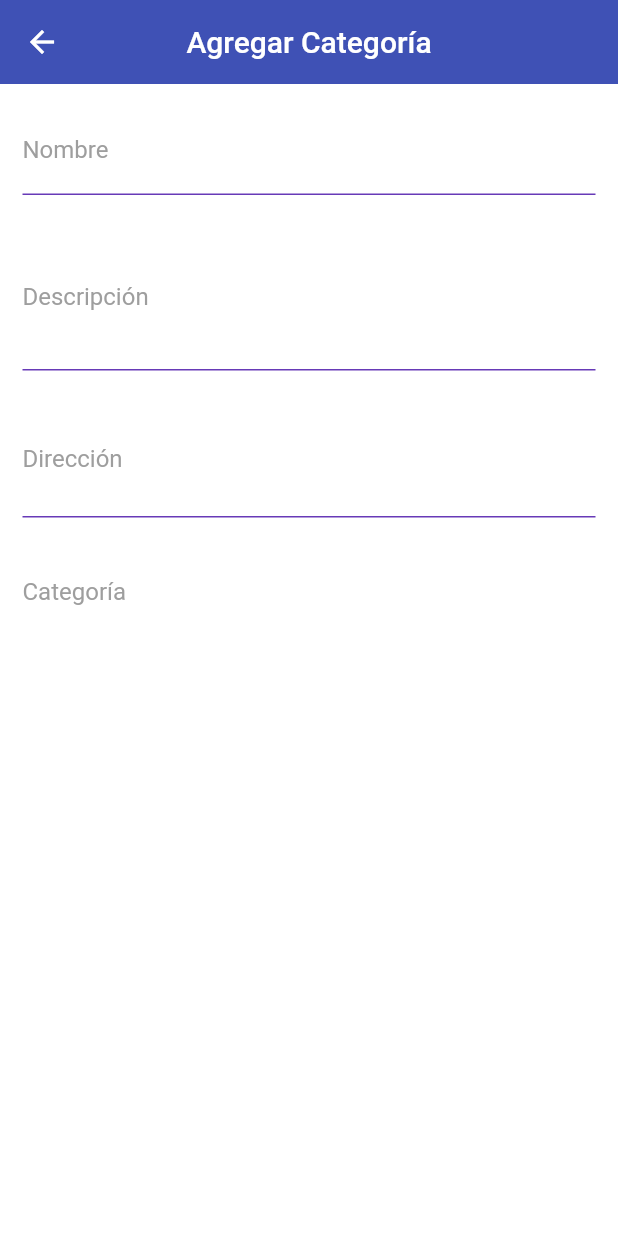
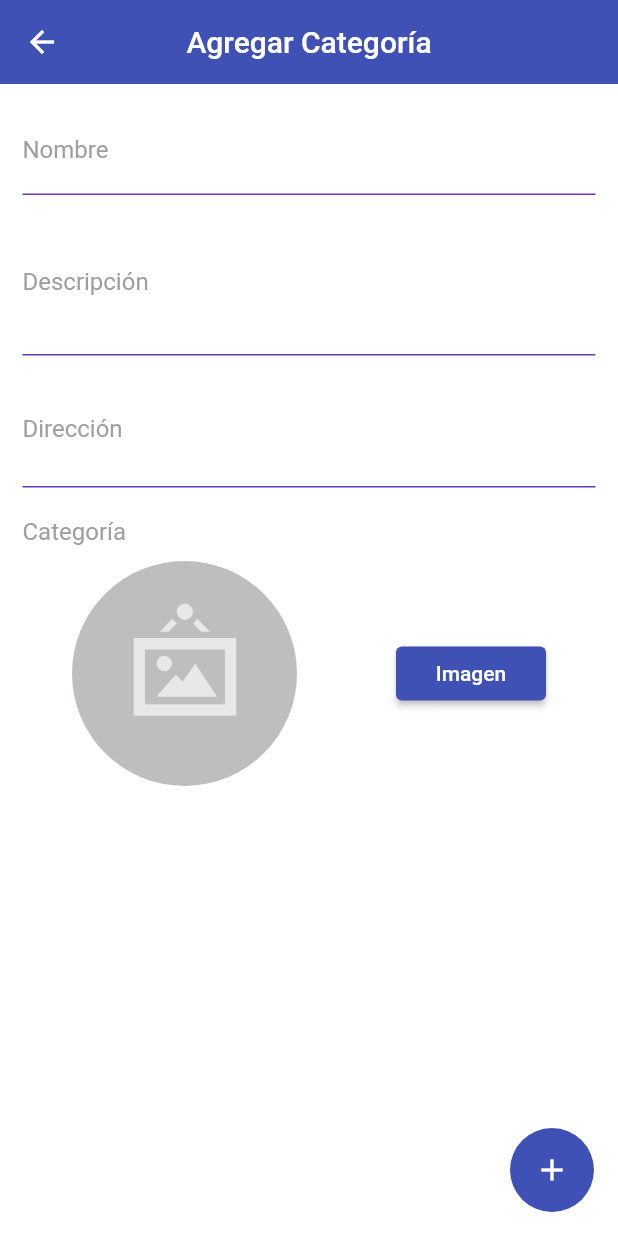
Before and after one commit to RobertoQuintero/lawebdepoza_flutter, a Flutter app: the HomeScreen screen opened by its route, after a tap on the "add" icon, on a phone screen of 412 x 824 dp. Run offline on Flutter 3.47's test engine with Material 2 defaults, Android fonts, the phone set to English and light mode, and no system bars; our stand-ins replace flutter_secure_storage, image_picker; accounts and stored records are empty; network calls fail.

Commit message:
Inicia peticion POST, incluye url de imagen desde cloudinary, falta agregar geolocator

```diff
--- a/lib/models/place.dart
+++ b/lib/models/place.dart
@@ -10,16 +10,16 @@ class Place {
   Place({
     required this.name,
     required this.description,
+    this.img,
     required this.address,
-    this.coordinates,
-    this.img,
-    this.facebook,
-    this.web,
+    required this.coordinates,
+    this.facebook = '',
+    this.web = '',
     this.createdAt,
     this.updatedAt,
-    this.rating,
-    this.totalRating,
-    this.quantityVoting,
+    this.rating = 0.01,
+    this.totalRating = 0.01,
+    this.quantityVoting = 0,
     this.category,
     this.user,
     this.id,
@@ -27,15 +27,15 @@ class Place {
 
   String name;
   String description;
+  String? img;
   String address;
-  Coordinates? coordinates;
-  String? img;
-  String? facebook;
-  String? web;
+  Coordinates coordinates;
+  String facebook;
+  String web;
   DateTime? createdAt;
   DateTime? updatedAt;
-  int? rating;
-  int? totalRating;
+  double? rating;
+  double? totalRating;
   int? quantityVoting;
   Category? category;
   String? user;
@@ -48,15 +48,15 @@ class Place {
   factory Place.fromMap(Map<String, dynamic> json) => Place(
         name: json["name"],
         description: json["description"],
+        img: json["img"],
         address: json["address"],
         coordinates: Coordinates.fromMap(json["coordinates"]),
-        img: json['img'],
         facebook: json["facebook"],
         web: json["web"],
         createdAt: DateTime.parse(json["created_at"]),
         updatedAt: DateTime.parse(json["updated_at"]),
-        rating: json["rating"],
-        totalRating: json["totalRating"],
+        rating: json["rating"].toDouble(),
+        totalRating: json["totalRating"].toDouble(),
         quantityVoting: json["quantityVoting"],
         category: Category.fromMap(json["category"]),
         user: json["user"],
@@ -66,27 +66,23 @@ class Place {
   Map<String, dynamic> toMap() => {
         "name": name,
         "description": description,
+        "img": img,
         "address": address,
-        "coordinates": coordinates!.toMap(),
-        'img': img,
+        "coordinates": coordinates.toMap(),
         "facebook": facebook,
         "web": web,
-        "created_at": createdAt!.toIso8601String(),
         "updated_at": updatedAt!.toIso8601String(),
         "rating": rating,
         "totalRating": totalRating,
         "quantityVoting": quantityVoting,
-        "category": category!.toMap()['id'],
-        "user": user,
-        "_id": id,
+        "category": category!.toMap(),
       };
-
   Place copy() => Place(
         name: this.name,
         description: this.description,
+        img: this.img,
         address: this.address,
         coordinates: this.coordinates,
-        img: this.img,
         facebook: this.facebook,
         web: this.web,
         createdAt: this.createdAt,
@@ -115,8 +111,8 @@ class Coordinates {
   String toJson() => json.encode(toMap());
 
   factory Coordinates.fromMap(Map<String, dynamic> json) => Coordinates(
-        lat: json["lat"],
-        lng: json["lng"],
+        lat: json["lat"].toDouble(),
+        lng: json["lng"].toDouble(),
       );
 
   Map<String, dynamic> toMap() => {
--- a/lib/screens/add_place_screen.dart
+++ b/lib/screens/add_place_screen.dart
@@ -1,12 +1,16 @@
 import 'package:flutter/material.dart';
+import 'dart:io';
+import 'package:image_picker/image_picker.dart';
 import 'package:lawebdepoza_mobile/models/category.dart';
 import 'package:lawebdepoza_mobile/services/services.dart';
 import 'package:lawebdepoza_mobile/ui/input_decorations.dart';
+import 'package:lawebdepoza_mobile/widgets/widgets.dart';
 import 'package:provider/provider.dart';
 
 class AddPlaceScreen extends StatelessWidget {
   @override
   Widget build(BuildContext context) {
+    final double sizedboxHeight = 10;
     final placesService = Provider.of<PlacesService>(context);
     final categoryService = Provider.of<CategoryService>(context);
     final place = placesService.selectedPlace;
@@ -14,10 +18,35 @@ class AddPlaceScreen extends StatelessWidget {
         appBar: AppBar(
           title: Text('Agregar Categoría'),
         ),
+        floatingActionButton: FloatingActionButton(
+          child: placesService.isSaving
+              ? CircularProgressIndicator(
+                  color: Colors.white,
+                )
+              : Icon(Icons.add),
+          onPressed: placesService.isSaving
+              ? null
+              : () async {
+                  if (!placesService.isValidForm()) return;
+                  if (placesService.newPictureFile == null ||
+                      placesService.selectedPlace.category == null) {
+                    NotificationsService.showSnackbar(
+                        'Faltan campos por cubrir');
+                    return;
+                  }
+                  final String? imageUrl = await placesService.uploadImage();
+                  if (imageUrl != null)
+                    placesService.selectedPlace.img = imageUrl;
+                  print(imageUrl);
+                  await placesService.postPlace();
+                  Navigator.pop(context);
+                },
+        ),
         body: SingleChildScrollView(
           physics: BouncingScrollPhysics(),
           padding: EdgeInsets.only(left: 15, top: 15, right: 15),
           child: Form(
+            key: placesService.formKey,
             autovalidateMode: AutovalidateMode.onUserInteraction,
             child: Column(
               children: [
@@ -34,7 +63,7 @@ class AddPlaceScreen extends StatelessWidget {
                   },
                 ),
                 SizedBox(
-                  height: 20,
+                  height: sizedboxHeight,
                 ),
                 TextFormField(
                   initialValue: place.description,
@@ -52,7 +81,7 @@ class AddPlaceScreen extends StatelessWidget {
                   },
                 ),
                 SizedBox(
-                  height: 20,
+                  height: sizedboxHeight,
                 ),
                 TextFormField(
                   initialValue: place.address,
@@ -61,7 +90,7 @@ class AddPlaceScreen extends StatelessWidget {
                   decoration: InputDecorations.authInputDecoration(
                       hintText: 'Calle 20 Nov, col. Cazones...',
                       labelText: 'Dirección'),
-                  onChanged: (value) => place.description = value,
+                  onChanged: (value) => place.address = value,
                   validator: (value) {
                     return value != null && value.length > 2
                         ? null
@@ -69,7 +98,7 @@ class AddPlaceScreen extends StatelessWidget {
                   },
                 ),
                 SizedBox(
-                  height: 20,
+                  height: sizedboxHeight,
                 ),
                 if (categoryService.isLoading)
                   Container(
@@ -80,7 +109,7 @@ class AddPlaceScreen extends StatelessWidget {
                     ),
                   ),
                 SizedBox(
-                  height: 20,
+                  height: sizedboxHeight,
                 ),
                 Row(
                   children: [
@@ -93,11 +122,76 @@ class AddPlaceScreen extends StatelessWidget {
                     ),
                     CategoryDropdownButton(categoryService.categories),
                   ],
-                )
+                ),
+                SizedBox(
+                  height: sizedboxHeight,
+                ),
+                _PickImageRow(
+                  url: placesService.selectedPlace.img,
+                ),
               ],
             ),
           ),
         ));
+  }
+}
+
+class _PickImageRow extends StatelessWidget {
+  final String? url;
+
+  const _PickImageRow({this.url});
+  @override
+  Widget build(BuildContext context) {
+    final placesService = Provider.of<PlacesService>(context);
+    return Row(
+      mainAxisAlignment: MainAxisAlignment.spaceAround,
+      children: [
+        ClipRRect(
+          borderRadius: BorderRadius.all(Radius.circular(150)),
+          child: Container(
+            width: 150,
+            height: 150,
+            child: getImage(url),
+          ),
+        ),
+        AppButton(
+          title: 'Imagen',
+          onPressed: () async {
+            final ImagePicker _picker = ImagePicker();
+            final XFile? pickedFile = await _picker.pickImage(
+                source: ImageSource.camera, imageQuality: 100, maxWidth: 400);
+
+            if (pickedFile == null) {
+              print('No seleccionó nada');
+              return;
+            }
+            print('Tenemos imagen ${pickedFile.path}');
+            placesService.updateSelectedPlaceImage(pickedFile.path);
+          },
+          width: 100,
+        )
+      ],
+    );
+  }
+
+  Widget getImage(String? picture) {
+    return picture == null
+        ? Image(
+            image: AssetImage('assets/no-image.png'),
+            fit: BoxFit.cover,
+          )
+        : picture.startsWith('http')
+            ? FadeInImage(
+                image: NetworkImage(
+                  this.url!,
+                ),
+                placeholder: AssetImage('assets/jar-loading.gif'),
+                fit: BoxFit.cover,
+              )
+            : Image.file(
+                File(picture),
+                fit: BoxFit.cover,
+              );
   }
 }
 
@@ -110,14 +204,14 @@ class CategoryDropdownButton extends StatefulWidget {
 }
 
 class _CategoryDropdownButtonState extends State<CategoryDropdownButton> {
-  String dropdownValue = 'categorias';
-  int index = 0;
-
   @override
   Widget build(BuildContext context) {
+    final placesService = Provider.of<PlacesService>(context);
     if (widget.categories.isEmpty) return Container();
     return DropdownButton(
-      value: widget.categories[index].name,
+      value: placesService.selectedPlace.category != null
+          ? placesService.selectedPlace.category!.name
+          : null,
       items: widget.categories.map((value) {
         return DropdownMenuItem(
           value: value.name,
@@ -127,14 +221,8 @@ class _CategoryDropdownButtonState extends State<CategoryDropdownButton> {
       onChanged: (newValue) {
         final category =
             widget.categories.firstWhere((c) => c.name == newValue);
-        index = widget.categories.indexOf(category);
-        setState(() {
-          Provider.of<PlacesService>(context, listen: false)
-              .selectedPlace
-              .category = category;
-          dropdownValue = '$newValue';
-          // index = widget.categories.indexOf);
-        });
+        placesService.selectedPlace.category = category;
+        setState(() {});
       },
     );
   }
--- a/lib/screens/home_screen.dart
+++ b/lib/screens/home_screen.dart
@@ -41,11 +41,9 @@ class HomeScreen extends StatelessWidget {
               ))),
       floatingActionButton: FloatingActionButton(
         onPressed: () {
+          final coordinates = Coordinates(lat: 0, lng: 0);
           placesService.selectedPlace = new Place(
-            name: '',
-            description: '',
-            address: '',
-          );
+              name: '', description: '', address: '', coordinates: coordinates);
 
           Navigator.pushNamed(context, 'add-place');
         },
--- a/lib/screens/place_screen.dart
+++ b/lib/screens/place_screen.dart
@@ -67,7 +67,7 @@ class PlaceScreen extends StatelessWidget {
                     children: [
                       if (place.facebook != '')
                         TextButton(
-                            onPressed: () => urlLauncher(place.facebook!),
+                            onPressed: () => urlLauncher(place.facebook),
                             child: Text(
                               'facebook',
                               style:
@@ -78,7 +78,7 @@ class PlaceScreen extends StatelessWidget {
                       ),
                       if (place.web != '')
                         TextButton(
-                            onPressed: () => urlLauncher(place.web!),
+                            onPressed: () => urlLauncher(place.web),
                             child: Text(
                               'Sitio Web',
                               style:
@@ -88,7 +88,7 @@ class PlaceScreen extends StatelessWidget {
                         width: 30,
                       ),
                       TextButton(
-                          onPressed: () => urlLauncherMap(place.coordinates!),
+                          onPressed: () => urlLauncherMap(place.coordinates),
                           child: Text(
                             'Mapa',
                             style: TextStyle(fontSize: 15, color: Colors.red),
--- /dev/null
+++ b/lib/widgets/app_button.dart
@@ -0,0 +1,34 @@
+import 'package:flutter/material.dart';
+
+class AppButton extends StatelessWidget {
+  final double? width;
+  final double? height;
+  final String title;
+  final VoidCallback onPressed;
+
+  AppButton({
+    this.width,
+    this.height,
+    required this.title,
+    required this.onPressed,
+  });
+  @override
+  Widget build(BuildContext context) {
+    return ConstrainedBox(
+      constraints: BoxConstraints.tightFor(width: width, height: height),
+      child: ElevatedButton(
+          style: ButtonStyle(
+            backgroundColor: MaterialStateProperty.resolveWith<Color>(
+              (Set<MaterialState> states) {
+                if (states.contains(MaterialState.pressed))
+                  return Theme.of(context).primaryColor.withOpacity(0.9);
+                return Theme.of(context)
+                    .primaryColor; // Use the component's default.
+              },
+            ),
+          ),
+          onPressed: onPressed,
+          child: Text(title)),
+    );
+  }
+}
--- a/lib/widgets/widgets.dart
+++ b/lib/widgets/widgets.dart
@@ -3,3 +3,4 @@ export 'package:lawebdepoza_mobile/widgets/card_container.dart';
 export 'package:lawebdepoza_mobile/widgets/product_card.dart';
 export 'package:lawebdepoza_mobile/widgets/product_image.dart';
 export 'package:lawebdepoza_mobile/widgets/place_card.dart';
+export 'package:lawebdepoza_mobile/widgets/app_button.dart';
```
Also changed, not shown: lib/services/places_service.dart (+65 -0 lines).
